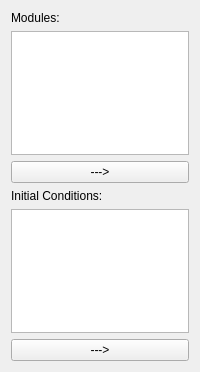
Above: Code/exp_design/ui_modulestoolbox.ui from economou/gpunit before the change. Below: the same form after it.
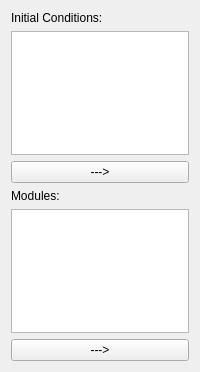
That is the form after the change.

Commit message: Modules/Initial Conditions can now be added/removed from the GUI.

```diff
--- a/Code/exp_design/ui_modulestoolbox.ui
+++ b/Code/exp_design/ui_modulestoolbox.ui
@@ -29,40 +29,40 @@
    <number>0</number>
   </property>
   <layout class="QGridLayout" name="gridLayout">
-   <item row="1" column="1">
-    <widget class="QListWidget" name="moduleList"/>
-   </item>
    <item row="4" column="1">
-    <widget class="QListWidget" name="initCondList"/>
+    <widget class="QListWidget" name="moduleList"/>
    </item>
    <item row="5" column="1">
-    <widget class="QPushButton" name="addInitialConditionButton">
-     <property name="text">
-      <string>---&gt;</string>
-     </property>
-    </widget>
-   </item>
-   <item row="2" column="1">
     <widget class="QPushButton" name="addModuleButton">
      <property name="text">
       <string>---&gt;</string>
      </property>
     </widget>
    </item>
-   <item row="0" column="1">
+   <item row="3" column="1">
     <widget class="QLabel" name="label">
      <property name="text">
       <string>Modules:</string>
      </property>
     </widget>
    </item>
-   <item row="3" column="1">
+   <item row="1" column="1">
+    <widget class="QListWidget" name="initCondList"/>
+   </item>
+   <item row="0" column="1">
     <widget class="QLabel" name="label_2">
      <property name="text">
       <string>Initial Conditions:</string>
      </property>
     </widget>
    </item>
+   <item row="2" column="1">
+    <widget class="QPushButton" name="addInitialConditionButton">
+     <property name="text">
+      <string>---&gt;</string>
+     </property>
+    </widget>
+   </item>
   </layout>
  </widget>
  <resources/>
```
The commit also changes 2 other files.
